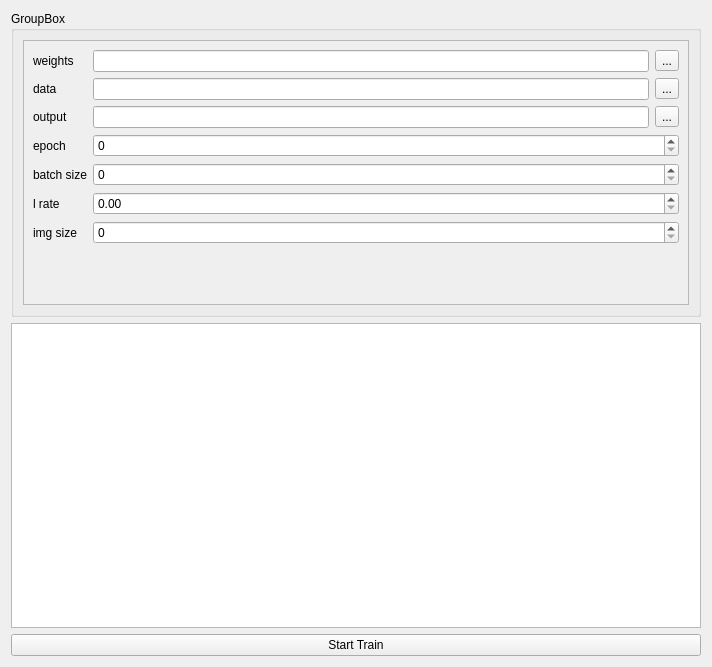
Above: WidgetTrain/widgettrain.ui from MRsoymilk/MyYolo before the change. Below: the same form after it.
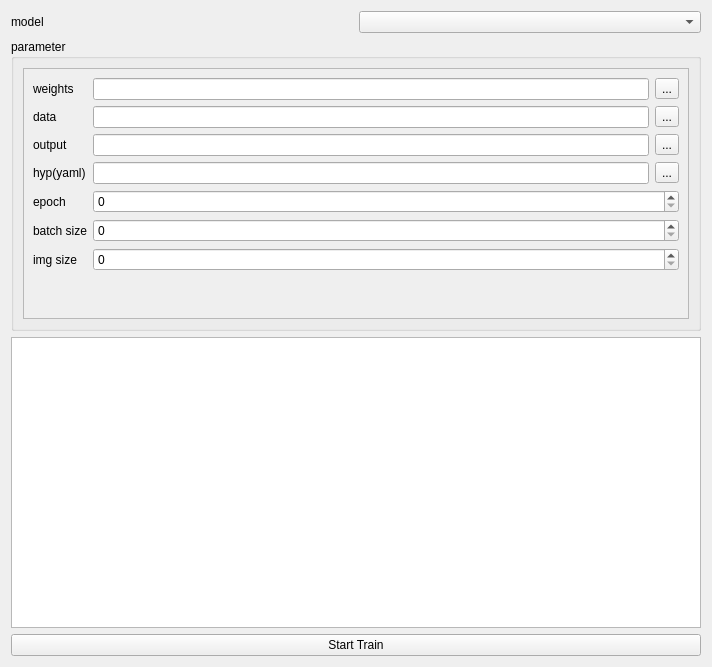
That is the form after the change.

```diff
--- a/WidgetTrain/widgettrain.ui
+++ b/WidgetTrain/widgettrain.ui
@@ -14,10 +14,34 @@
    <string>Form</string>
   </property>
   <layout class="QGridLayout" name="gridLayout_3">
-   <item row="0" column="0">
+   <item row="8" column="0">
+    <widget class="QTextEdit" name="txtEditLog"/>
+   </item>
+   <item row="9" column="0">
+    <widget class="QPushButton" name="btnStartTrain">
+     <property name="text">
+      <string>Start Train</string>
+     </property>
+    </widget>
+   </item>
+   <item row="1" column="0">
+    <layout class="QHBoxLayout" name="horizontalLayout_3">
+     <item>
+      <widget class="QLabel" name="labelModel">
+       <property name="text">
+        <string>model</string>
+       </property>
+      </widget>
+     </item>
+     <item>
+      <widget class="QComboBox" name="comboBoxModel"/>
+     </item>
+    </layout>
+   </item>
+   <item row="7" column="0">
     <widget class="QGroupBox" name="gBoxParameter">
      <property name="title">
-      <string>GroupBox</string>
+      <string>parameter</string>
      </property>
      <layout class="QGridLayout" name="gridLayout">
       <item row="0" column="0">
@@ -31,7 +55,7 @@
            <x>0</x>
            <y>0</y>
            <width>672</width>
-           <height>270</height>
+           <height>256</height>
           </rect>
          </property>
          <layout class="QFormLayout" name="formLayout">
@@ -99,34 +123,45 @@
            </layout>
           </item>
           <item row="3" column="0">
+           <widget class="QLabel" name="label">
+            <property name="text">
+             <string>hyp(yaml)</string>
+            </property>
+           </widget>
+          </item>
+          <item row="3" column="1">
+           <layout class="QHBoxLayout" name="horizontalLayout">
+            <item>
+             <widget class="QLineEdit" name="lineEdit"/>
+            </item>
+            <item>
+             <widget class="QToolButton" name="toolButton">
+              <property name="text">
+               <string>...</string>
+              </property>
+             </widget>
+            </item>
+           </layout>
+          </item>
+          <item row="4" column="0">
            <widget class="QLabel" name="labelEpoch">
             <property name="text">
              <string>epoch</string>
             </property>
            </widget>
           </item>
-          <item row="3" column="1">
+          <item row="4" column="1">
            <widget class="QSpinBox" name="sBoxEpoch"/>
           </item>
-          <item row="4" column="0">
+          <item row="5" column="0">
            <widget class="QLabel" name="labelBatchSize">
             <property name="text">
              <string>batch size</string>
             </property>
            </widget>
           </item>
-          <item row="4" column="1">
-           <widget class="QSpinBox" name="sBoxBatchSize"/>
-          </item>
-          <item row="5" column="0">
-           <widget class="QLabel" name="labelLRate">
-            <property name="text">
-             <string>l rate</string>
-            </property>
-           </widget>
-          </item>
           <item row="5" column="1">
-           <widget class="QDoubleSpinBox" name="dsBoxLRate"/>
+           <widget class="QSpinBox" name="sBoxBatchSize"/>
           </item>
           <item row="6" column="0">
            <widget class="QLabel" name="labelImgSize">
@@ -145,16 +180,6 @@
      </layout>
     </widget>
    </item>
-   <item row="1" column="0">
-    <widget class="QTextEdit" name="txtEditLog"/>
-   </item>
-   <item row="2" column="0">
-    <widget class="QPushButton" name="btnStartTrain">
-     <property name="text">
-      <string>Start Train</string>
-     </property>
-    </widget>
-   </item>
   </layout>
  </widget>
  <resources/>
```
